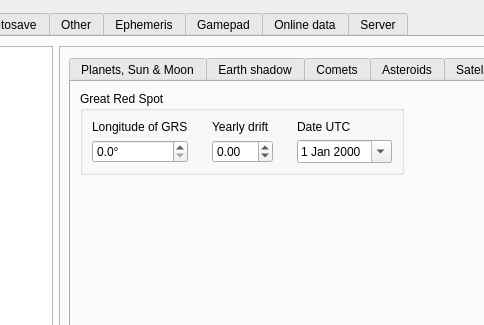
Before: the Qt Designer form csetting.ui in PavelMr/skytechx, drawn with Qt 5; both pictures show x 169 to 653 and y 0 to 325 of the 1109 by 737 pixel window.
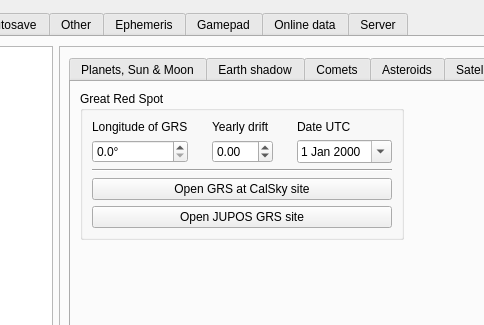
After: the same form once the commit is applied. The open tabs and pages were chosen to show the change. Custom widgets are drawn as their Qt base class.

The edit to the form file:
```diff
--- a/csetting.ui
+++ b/csetting.ui
@@ -2799,7 +2799,7 @@
                 <layout class="QVBoxLayout" name="verticalLayout_39">
                  <item>
                   <layout class="QFormLayout" name="formLayout_6">
-                   <item row="0" column="0">
+                   <item row="1" column="0">
                     <widget class="QGroupBox" name="groupBox_19">
                      <property name="title">
                       <string>Great Red Spot</string>
@@ -2869,6 +2869,31 @@
                         </item>
                        </layout>
                       </item>
+                      <item>
+                       <layout class="QVBoxLayout" name="verticalLayout_107">
+                        <item>
+                         <widget class="Line" name="line_7">
+                          <property name="orientation">
+                           <enum>Qt::Horizontal</enum>
+                          </property>
+                         </widget>
+                        </item>
+                        <item>
+                         <widget class="QPushButton" name="pushButton_69">
+                          <property name="text">
+                           <string>Open GRS at CalSky site</string>
+                          </property>
+                         </widget>
+                        </item>
+                        <item>
+                         <widget class="QPushButton" name="pushButton_70">
+                          <property name="text">
+                           <string>Open JUPOS GRS site</string>
+                          </property>
+                         </widget>
+                        </item>
+                       </layout>
+                      </item>
                      </layout>
                     </widget>
                    </item>
```
Left out of the diff: 18 changed lines with no effect on the pictures.
